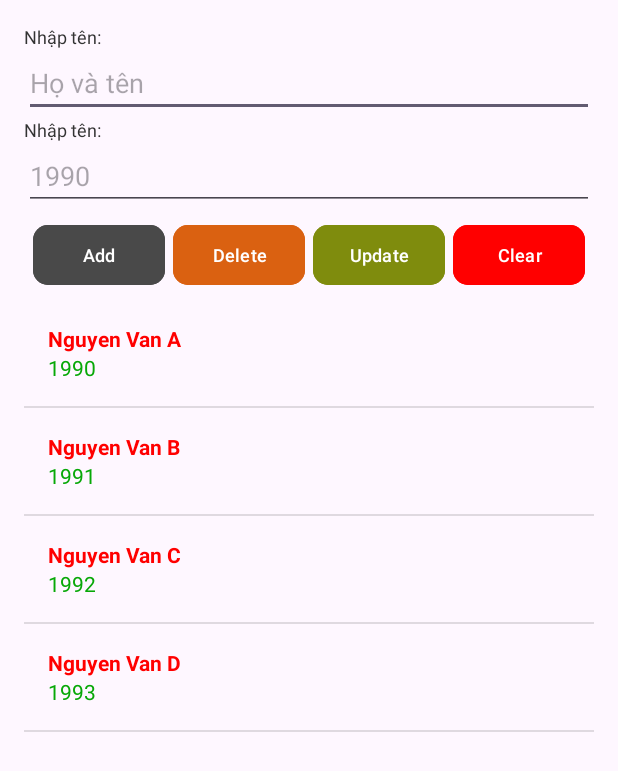
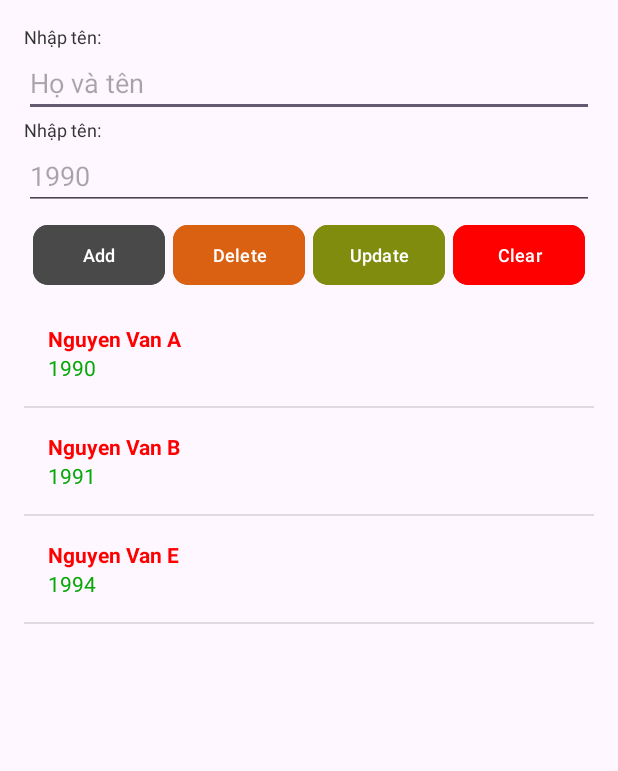
Before and after one commit to Hi-hoc-code/controlHome, an Android app: the screen it shows after launch (MainActivity), on a phone screen of 412 x 824 dp. Shown: the top 771 px of the screen. Run offline under Robolectric (Android 15) with nearby library versions, the phone set to English and light mode, and no system bars.

Commit message:
them E,  xoa C & D

```diff
--- a/app/src/main/java/com/example/lv_adapter_add_update_delete_clear/MainActivity.java
+++ b/app/src/main/java/com/example/lv_adapter_add_update_delete_clear/MainActivity.java
@@ -42,8 +42,7 @@ public class MainActivity extends AppCompatActivity {
         sinhVienArrayList=new ArrayList<>();
         sinhVienArrayList.add(new SinhVien("Nguyen Van A", 1990));
         sinhVienArrayList.add(new SinhVien("Nguyen Van B", 1991));
-        sinhVienArrayList.add(new SinhVien("Nguyen Van C", 1992));
-        sinhVienArrayList.add(new SinhVien("Nguyen Van D", 1993));
+        sinhVienArrayList.add(new SinhVien("Nguyen Van E", 1994));
         SinhVienAdapter sinhVienAdapter = new SinhVienAdapter(MainActivity.this, R.layout.layout_item_sinh_vien,sinhVienArrayList);
         lvSinhVien.setAdapter(sinhVienAdapter);
 
```
